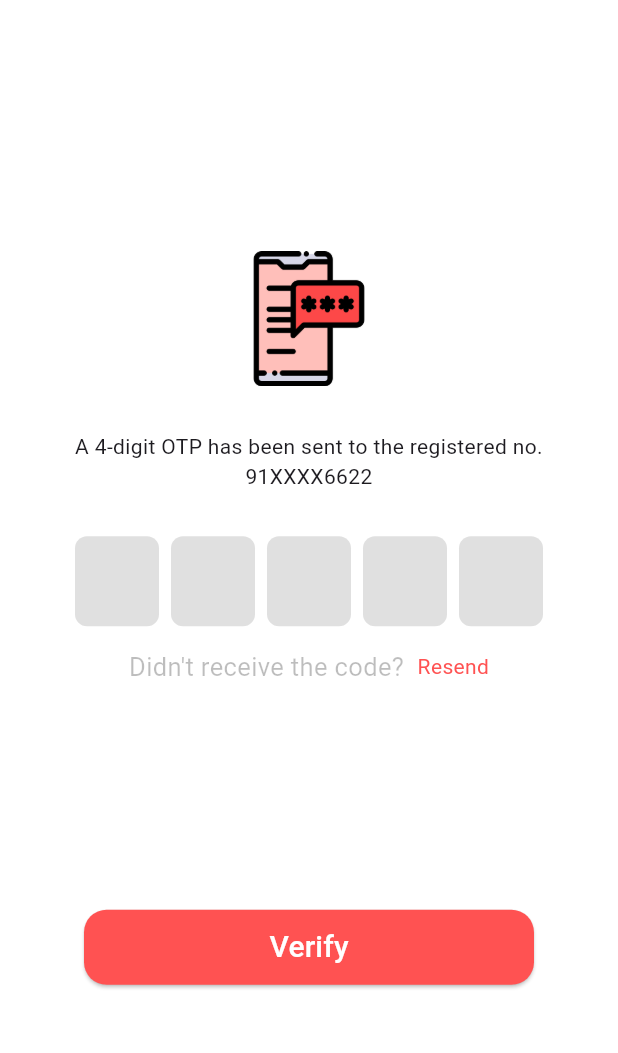
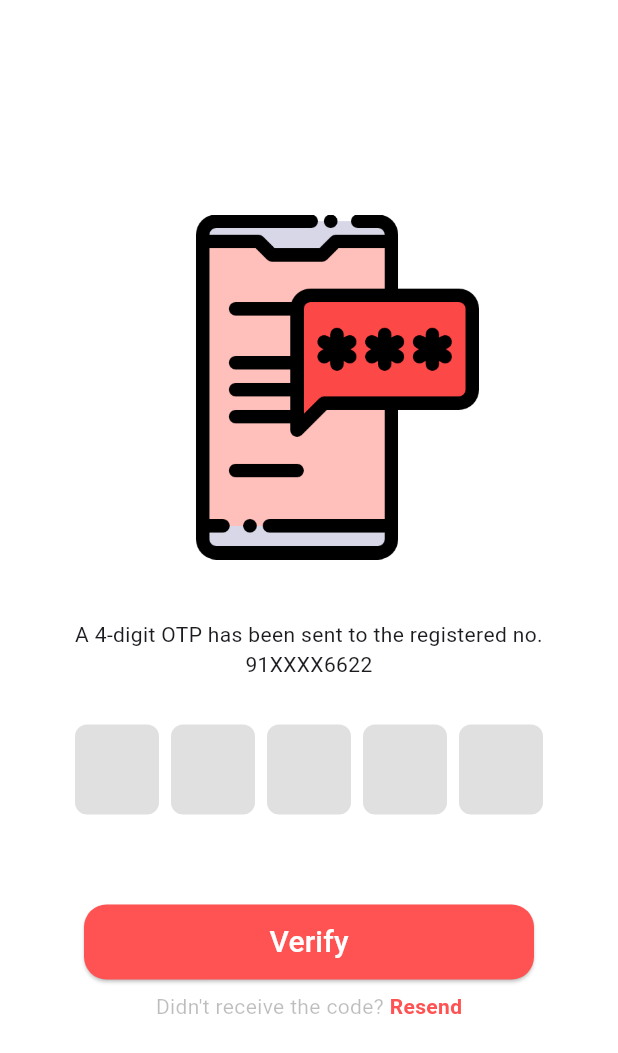
Before and after one commit to Animesh-d27/bookngo, a Flutter app: the screen it shows after launch, after a tap on "Continue", on a phone screen of 412 x 824 dp. Shown: the top 1053 px of the screen. Run offline on Flutter 3.47's test engine with Material 3 defaults, Android fonts, the light colour scheme and no system bars; drawn by our look-alikes of pinput; our stand-ins replace carousel_slider, intl_phone_field; Roboto replaces fonts that are missing (Urbanist).

Commit message:
UI changes

```diff
--- a/lib/screens/login/login_screen.dart
+++ b/lib/screens/login/login_screen.dart
@@ -54,7 +54,7 @@ class _LoginScreenState extends State<LoginScreen> {
                                       fontSize: 20,
                                       fontFamily: 'Urbanist'))),
                           const SizedBox(height: 10),
-                          IntlPhoneField(
+                          IntlPhoneField(disableLengthCheck: true,
                               decoration: const InputDecoration(
                                   border: OutlineInputBorder(
                                       borderSide:
@@ -69,12 +69,16 @@ class _LoginScreenState extends State<LoginScreen> {
                                   buttonEnabled = phoneNumber.isNotEmpty;
                                 });
                               }),
-                          const Text(
-                              'A 4-digit OTP will be sent via SMS to verify your phone number.',
-                              style: TextStyle(
-                                  color: Colors.black26,
-                                  fontSize: 17,
-                                  fontFamily: 'Urbanist')),
+                          const SizedBox(height: 10),
+                          const SizedBox(
+                            width: 350,
+                            child: Text(
+                                'A 4-digit OTP will be sent via SMS to verify your phone number.',textAlign: TextAlign.center,
+                                style: TextStyle(
+                                    color: Colors.black26,
+                                    fontSize: 14,
+                                    fontFamily: 'Urbanist'))
+                          ),
                           const SizedBox(height: 100),
                           SizedBox(
                               height: 50,
--- a/lib/screens/verification/verification_otp_screen/otp_verification_screen.dart
+++ b/lib/screens/verification/verification_otp_screen/otp_verification_screen.dart
@@ -25,12 +25,18 @@ class OtpVerificationScreen extends StatelessWidget {
                         mainAxisAlignment: MainAxisAlignment.center,
                         crossAxisAlignment: CrossAxisAlignment.center,
                         children: [
-                          SizedBox(
-                              height: 90,
-                              width: 90,
-                              child: Image.asset('assets/images/otp.png',
-                                  fit: BoxFit.fitHeight)),
-                          const SizedBox(height: 30),
+                          Row(
+                            children: [ const SizedBox(
+                                width: 100
+                            ),
+                              SizedBox(
+                                  height: 230,
+                                  width: 230,
+                                  child: Image.asset('assets/images/otp.png',
+                                      fit: BoxFit.fitHeight))
+                            ]
+                          ),
+                          const SizedBox(height: 40),
                           const Text(
                               'A 4-digit OTP has been sent to the registered no. 91XXXX6622',
                               textAlign: TextAlign.center),
@@ -44,20 +50,8 @@ class OtpVerificationScreen extends StatelessWidget {
                                       border: Border.all(
                                           color: Colors.redAccent))),
                               onCompleted: (pin) => debugPrint(pin)),
-                          const SizedBox(height: 15),
-                          const Row(
-                              mainAxisAlignment: MainAxisAlignment.center,
-                              children: [
-                                Text('Didn\'t receive the code?  ',
-                                    style: TextStyle(
-                                        color: Colors.black26,
-                                        fontSize: 17,
-                                        fontFamily: 'Urbanist')),
-                                Text('Resend',
-                                    style: TextStyle(
-                                        color: Colors.redAccent, fontSize: 14))
-                              ]),
-                          const SizedBox(height: 150),
+
+                          const SizedBox(height: 60),
                           SizedBox(
                               height: 50,
                               width: 300,
@@ -76,7 +70,19 @@ class OtpVerificationScreen extends StatelessWidget {
                                   child: const Text('Verify',
                                       style: TextStyle(
                                           fontSize: 20,
-                                          fontFamily: 'Urbanist'))))
+                                          fontFamily: 'Urbanist')))),const SizedBox(height: 8),
+                          const Row(
+                              mainAxisAlignment: MainAxisAlignment.center,
+                              children: [
+                                Text('Didn\'t receive the code? ',
+                                    style: TextStyle(
+                                        color: Colors.black26,
+                                        fontSize: 14,
+                                        fontFamily: 'Urbanist')),
+                                Text('Resend',
+                                    style: TextStyle(
+                                        color: Colors.redAccent, fontSize: 14,fontWeight: FontWeight.bold))
+                              ]),
                         ])))));
   }
 }
--- a/lib/utils/constants/string_constants.dart
+++ b/lib/utils/constants/string_constants.dart
@@ -34,5 +34,6 @@ class StringConstants {
   static const kCancel = "Cancel";
   static const kBookNow = "Book Now";
   static const kYouMightaAlsoLike = "You might also like";
+  static const kHi = "Hi";
   static String kLikes = '${AssetUtil().likes[1]} Likes';
 }
--- a/pubspec.yaml
+++ b/pubspec.yaml
@@ -66,9 +66,9 @@ flutter:
   uses-material-design: true
 
   # To add assets to your application, add an assets section, like this:
-#   assets:
-#     - images/a_dot_burr.jpeg
-#     - images/a_dot_ham.jpeg
+assets:
+     - images/
+
 
   # An image asset can refer to one or more resolution-specific "variants", see
   # https://flutter.dev/assets-and-images/#resolution-aware
```
Also changed, not shown: assets/images/profilegirl.png (added).
